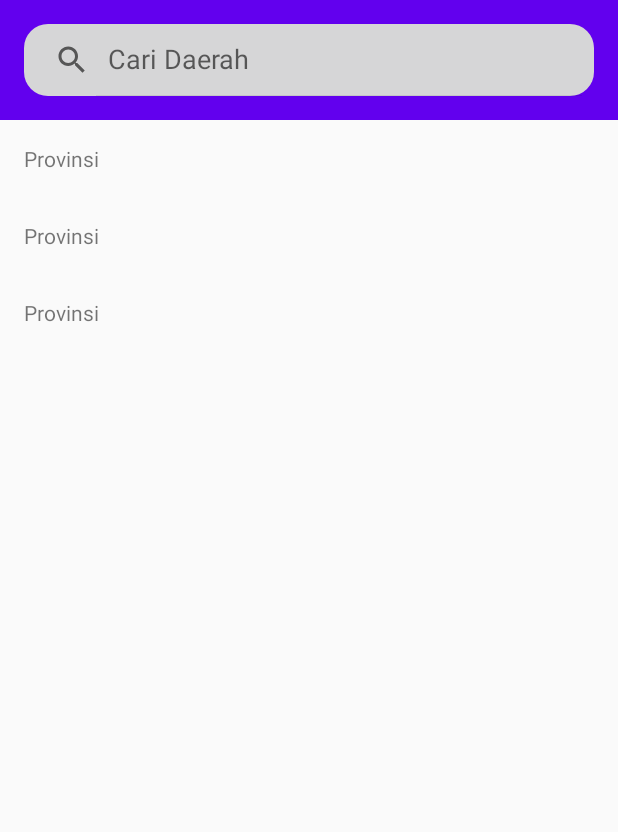
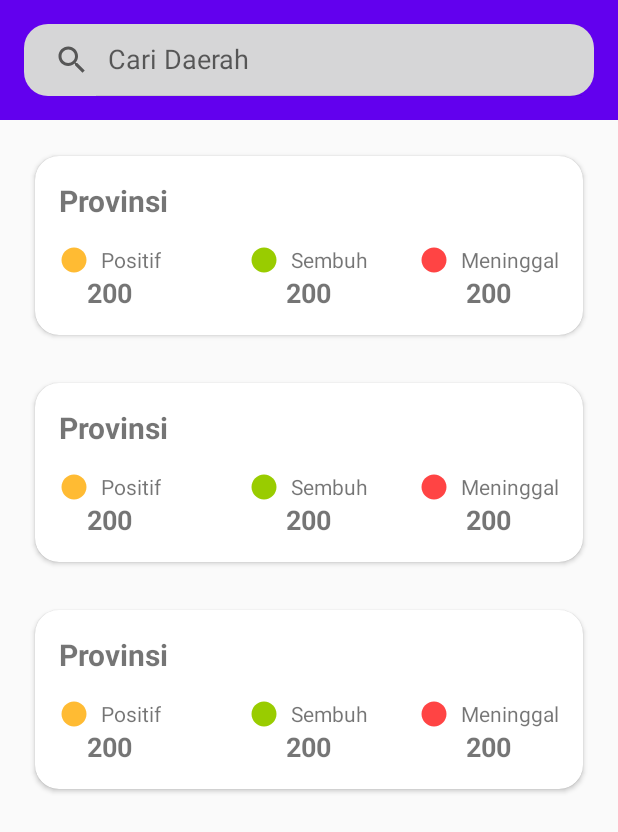
Before and after one commit to Jagongan-Software-Engineering/kampung-siaga-covid-app, an Android app: the layout activity_data_provinsi.xml on its own in the app's theme, with its tools: preview values and no code run, on a phone screen of 412 x 824 dp. Shown: the top 832 px of the screen. Run offline under Robolectric (Android 15) with nearby library versions, the phone set to English and light mode, and no system bars.

Commit message:
1. update ui for provinsi item 2. add method for searching data and bug fixing

```diff
--- a/app/src/main/java/com/seadev/kampungsiagacovid/adapter/ProvinsiAdapter.java
+++ b/app/src/main/java/com/seadev/kampungsiagacovid/adapter/ProvinsiAdapter.java
@@ -34,6 +34,18 @@ public class ProvinsiAdapter extends RecyclerView.Adapter<ProvinsiAdapter.Provin
         this.provinsiList = provinsiList;
     }
 
+    public void addDaraProvinsi(DataProvinsi dataProvinsi) {
+        this.provinsiList.add(dataProvinsi);
+        notifyDataSetChanged();
+    }
+
+    public void clear() {
+        int size = getProvinsiList().size();
+        provinsiList.clear();
+        notifyItemRangeRemoved(0, size - 1);
+        notifyDataSetChanged();
+    }
+
     @NonNull
     @Override
     public ProvinsiViewHolder onCreateViewHolder(@NonNull ViewGroup parent, int viewType) {
@@ -46,10 +58,12 @@ public class ProvinsiAdapter extends RecyclerView.Adapter<ProvinsiAdapter.Provin
     @Override
     public void onBindViewHolder(@NonNull ProvinsiViewHolder holder, int position) {
         DataProvinsi dataProvinsi = provinsiList.get(position);
-        holder.textView.setText(dataProvinsi.getAttribute().getNamaProv() + "\n" +
-                "Positiv  : " + dataProvinsi.getAttribute().getKasusPositifl() + "\n" +
-                "Sembuh   : " + dataProvinsi.getAttribute().getKasusSembuh() + "\n" +
-                "Meninggal: " + dataProvinsi.getAttribute().getKasusKasusManinggal());
+        if (!dataProvinsi.getAttribute().getNamaProv().toLowerCase().equals("indonesia")) {
+            holder.provinsiName.setText(dataProvinsi.getAttribute().getNamaProv());
+            holder.positifCase.setText(String.valueOf(dataProvinsi.getAttribute().getKasusPositifl()));
+            holder.recoverCase.setText(String.valueOf(dataProvinsi.getAttribute().getKasusSembuh()));
+            holder.deathCase.setText(String.valueOf(dataProvinsi.getAttribute().getKasusKasusManinggal()));
+        }
     }
 
     @Override
@@ -58,8 +72,14 @@ public class ProvinsiAdapter extends RecyclerView.Adapter<ProvinsiAdapter.Provin
     }
 
     public class ProvinsiViewHolder extends RecyclerView.ViewHolder {
-        @BindView(R.id.tv_provinsi)
-        TextView textView;
+        @BindView(R.id.tv_item_provinsi)
+        TextView provinsiName;
+        @BindView(R.id.tv_item_positif_prov)
+        TextView positifCase;
+        @BindView(R.id.tv_item_sembuh_prov)
+        TextView recoverCase;
+        @BindView(R.id.tv_item_meni_prov)
+        TextView deathCase;
 
         public ProvinsiViewHolder(@NonNull View itemView) {
             super(itemView);
--- a/app/src/main/res/layout/item_provinsi.xml
+++ b/app/src/main/res/layout/item_provinsi.xml
@@ -1,15 +1,133 @@
 <?xml version="1.0" encoding="utf-8"?>
 <androidx.constraintlayout.widget.ConstraintLayout xmlns:android="http://schemas.android.com/apk/res/android"
     xmlns:app="http://schemas.android.com/apk/res-auto"
+    xmlns:tools="http://schemas.android.com/tools"
     android:layout_width="match_parent"
     android:layout_height="wrap_content">
 
-    <TextView
-        android:id="@+id/tv_provinsi"
+    <androidx.cardview.widget.CardView
+        style="@style/ItemsTouchable"
         android:layout_width="match_parent"
         android:layout_height="wrap_content"
-        android:padding="16dp"
-        android:text="Provinsi"
-        app:layout_constraintTop_toTopOf="parent" />
+        android:layout_margin="16dp"
+        app:cardCornerRadius="16dp"
+        app:cardUseCompatPadding="true"
+        app:layout_constraintTop_toTopOf="parent"
+        tools:layout_editor_absoluteX="16dp">
+
+        <RelativeLayout
+            android:layout_width="match_parent"
+            android:layout_height="wrap_content"
+            android:padding="16dp">
+
+            <TextView
+                android:id="@+id/tv_item_provinsi"
+                android:layout_width="match_parent"
+                android:layout_height="wrap_content"
+                android:layout_marginBottom="16dp"
+                android:text="Provinsi"
+                android:textSize="20sp"
+                android:textStyle="bold" />
+
+            <RelativeLayout
+                android:id="@+id/rlprov1"
+                android:layout_width="wrap_content"
+                android:layout_height="wrap_content"
+                android:layout_below="@id/tv_item_provinsi">
+
+                <ImageView
+                    android:id="@+id/ivProvPositif"
+                    android:layout_width="20sp"
+                    android:layout_height="20dp"
+                    android:src="@drawable/ic_circle"
+                    android:tint="@android:color/holo_orange_light" />
+
+                <TextView
+                    android:id="@+id/tvTitleProvPositif"
+                    android:layout_width="wrap_content"
+                    android:layout_height="wrap_content"
+                    android:layout_marginStart="8dp"
+                    android:layout_toEndOf="@id/ivProvPositif"
+                    android:text="Positif" />
+
+                <TextView
+                    android:id="@+id/tv_item_positif_prov"
+                    android:layout_width="wrap_content"
+                    android:layout_height="wrap_content"
+                    android:layout_below="@id/tvTitleProvPositif"
+                    android:layout_centerHorizontal="true"
+                    android:text="200"
+                    android:textSize="18sp"
+                    android:textStyle="bold" />
+            </RelativeLayout>
+
+            <RelativeLayout
+                android:id="@+id/rlprov2"
+                android:layout_width="wrap_content"
+                android:layout_height="wrap_content"
+                android:layout_below="@id/tv_item_provinsi"
+                android:layout_centerHorizontal="true">
+
+                <ImageView
+                    android:id="@+id/ivProvSembuh"
+                    android:layout_width="20sp"
+                    android:layout_height="20dp"
+                    android:src="@drawable/ic_circle"
+                    android:tint="@android:color/holo_green_light" />
+
+                <TextView
+                    android:id="@+id/tvTitleProvSembuh"
+                    android:layout_width="wrap_content"
+                    android:layout_height="wrap_content"
+                    android:layout_marginStart="8dp"
+                    android:layout_toEndOf="@id/ivProvSembuh"
+                    android:text="Sembuh" />
+
+                <TextView
+                    android:id="@+id/tv_item_sembuh_prov"
+                    android:layout_width="wrap_content"
+                    android:layout_height="wrap_content"
+                    android:layout_below="@id/tvTitleProvSembuh"
+                    android:layout_centerHorizontal="true"
+                    android:text="200"
+                    android:textSize="18sp"
+                    android:textStyle="bold" />
+            </RelativeLayout>
+
+            <RelativeLayout
+                android:id="@+id/rlprov3"
+                android:layout_width="wrap_content"
+                android:layout_height="wrap_content"
+                android:layout_below="@id/tv_item_provinsi"
+                android:layout_alignParentEnd="true">
+
+                <ImageView
+                    android:id="@+id/ivProvMeninggal"
+                    android:layout_width="20sp"
+                    android:layout_height="20dp"
+                    android:src="@drawable/ic_circle"
+                    android:tint="@android:color/holo_red_light" />
+
+                <TextView
+                    android:id="@+id/tvTitleProvMeninggal"
+                    android:layout_width="wrap_content"
+                    android:layout_height="wrap_content"
+                    android:layout_marginStart="8dp"
+                    android:layout_toEndOf="@id/ivProvMeninggal"
+                    android:text="Meninggal" />
+
+                <TextView
+                    android:id="@+id/tv_item_meni_prov"
+                    android:layout_width="wrap_content"
+                    android:layout_height="wrap_content"
+                    android:layout_below="@id/tvTitleProvMeninggal"
+                    android:layout_centerHorizontal="true"
+                    android:text="200"
+                    android:textSize="18sp"
+                    android:textStyle="bold" />
+            </RelativeLayout>
+        </RelativeLayout>
+
+    </androidx.cardview.widget.CardView>
 
 </androidx.constraintlayout.widget.ConstraintLayout>
```
